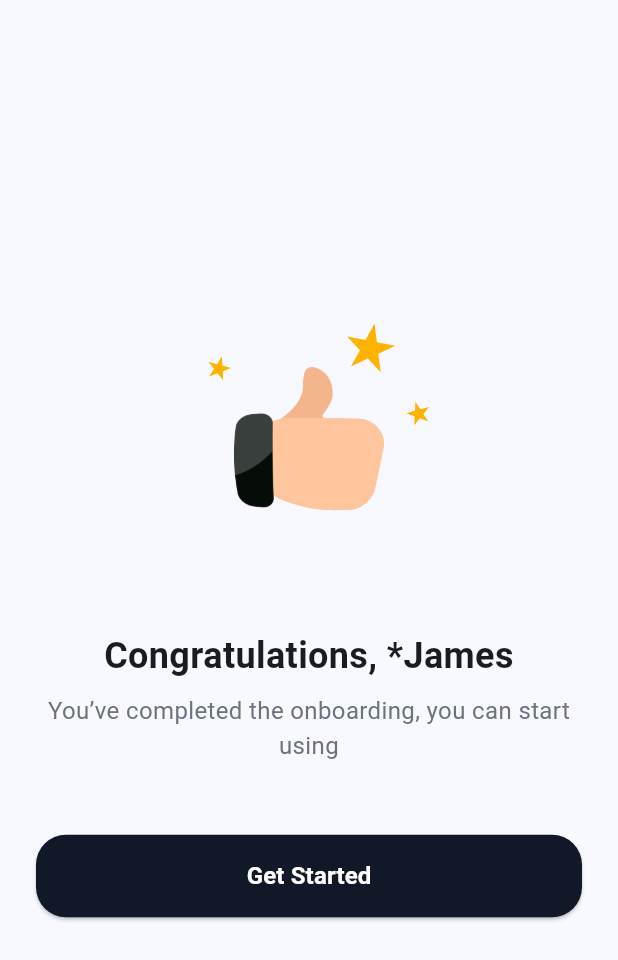
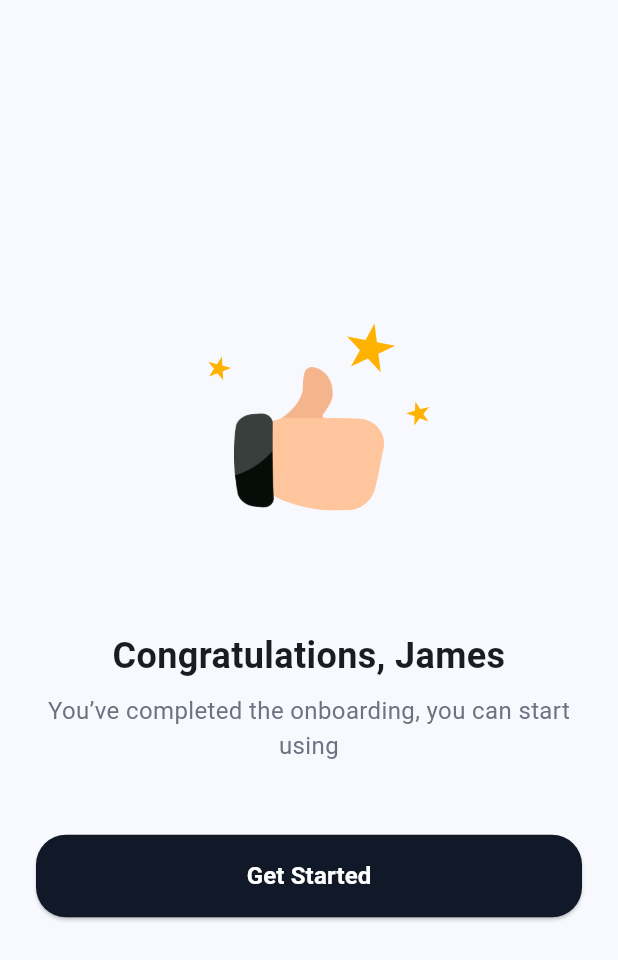
Before and after one commit to dikascode/apex_smart_pay_test, a Flutter app: the ConfirmationScreen screen opened directly, on a phone screen of 412 x 824 dp. Shown: the top 960 px of the screen. Run offline on Flutter 3.47's test engine with Material 3 defaults, Android fonts, the phone set to English and light mode, and no system bars; our stand-ins replace flutter_svg, shared_preferences; missing offline and left inert: country_list_pick; accounts and stored records are empty.

```diff
--- a/lib/screens/confirmation_screen.dart
+++ b/lib/screens/confirmation_screen.dart
@@ -2,9 +2,37 @@ import 'package:flutter/material.dart';
 import 'package:flutter_svg/flutter_svg.dart';
 import 'home_screen.dart';
 import '../styles/styles.dart';
+import 'package:shared_preferences/shared_preferences.dart';
+import 'dart:convert';
 
-class ConfirmationScreen extends StatelessWidget {
-  const ConfirmationScreen({super.key});
+class ConfirmationScreen extends StatefulWidget {
+  const ConfirmationScreen({Key? key}) : super(key: key);
+
+  @override
+  _ConfirmationScreenState createState() => _ConfirmationScreenState();
+}
+
+class _ConfirmationScreenState extends State<ConfirmationScreen> {
+  String _username = 'James';
+
+  @override
+  void initState() {
+    super.initState();
+    _loadUsername();
+  }
+
+  Future<void> _loadUsername() async {
+    //Retrieve from sharedPref
+    final prefs = await SharedPreferences.getInstance();
+    final String? userDataJson = prefs.getString('userData');
+    if (userDataJson != null) {
+      final Map<String, dynamic> userData = jsonDecode(userDataJson);
+      final String username = userData['username'];
+      setState(() {
+        _username = username;
+      });
+    }
+  }
 
   @override
   Widget build(BuildContext context) {
@@ -15,12 +43,11 @@ class ConfirmationScreen extends StatelessWidget {
           mainAxisAlignment: MainAxisAlignment.center,
           children: [
             Stack(
-              alignment: Alignment
-                  .center,
+              alignment: Alignment.center,
               children: <Widget>[
-                  SvgPicture.asset(
+                SvgPicture.asset(
                   'assets/images/stars.svg',
-                  height:160,
+                  height: 160,
                 ),
                 Image.asset(
                   'assets/images/thumbs_up.png',
@@ -29,9 +56,9 @@ class ConfirmationScreen extends StatelessWidget {
               ],
             ),
             const SizedBox(height: 48),
-            const Text(
-              'Congratulations, *James',
-              style: TextStyle(
+            Text(
+              'Congratulations, $_username',
+              style: const TextStyle(
                 fontSize: 24,
                 fontWeight: FontWeight.bold,
               ),
@@ -47,10 +74,9 @@ class ConfirmationScreen extends StatelessWidget {
             ElevatedButton(
               onPressed: () {
                 Navigator.push(
-                          context,
-                          MaterialPageRoute(
-                              builder: (context) => const HomeScreen()),
-                        );
+                  context,
+                  MaterialPageRoute(builder: (context) => const HomeScreen()),
+                );
               },
               style: activeButtonStyle(true),
               child: const Text('Get Started', style: customButtonBoldTextStyle),
```
Also changed, not shown: lib/screens/create_pin_screen.dart (+32 -24 lines).
